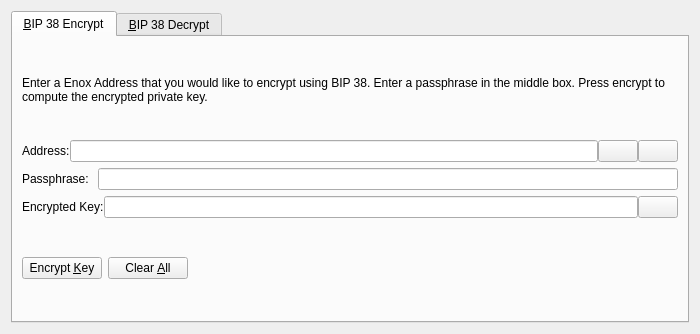
First picture: the form in src/qt/forms/bip38tooldialog.ui, repository SmandeP/bib, before the edit.
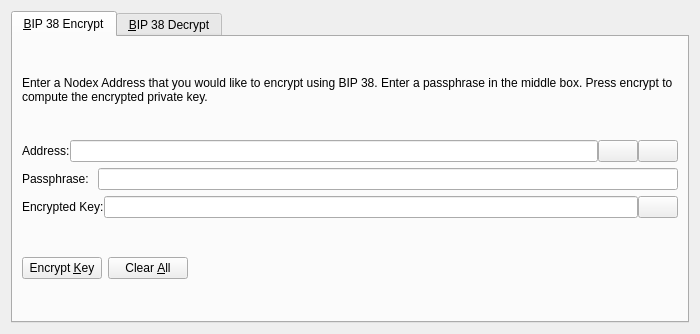
Second picture: the form after the edit. The open tabs and pages were chosen to show the change. Icons and pictures are not drawn. Custom widgets are drawn as their Qt base class.

Patch:
```diff
--- a/src/qt/forms/bip38tooldialog.ui
+++ b/src/qt/forms/bip38tooldialog.ui
@@ -30,7 +30,7 @@
        <item>
         <widget class="QLabel" name="infoLabel_ENC">
          <property name="text">
-          <string>Enter a Enox Address that you would like to encrypt using BIP 38. Enter a passphrase in the middle box. Press encrypt to compute the encrypted private key.</string>
+          <string>Enter a Nodex Address that you would like to encrypt using BIP 38. Enter a passphrase in the middle box. Press encrypt to compute the encrypted private key.</string>
          </property>
          <property name="textFormat">
           <enum>Qt::PlainText</enum>
```
Left out of the diff: 24 changed lines with no effect on the pictures.
